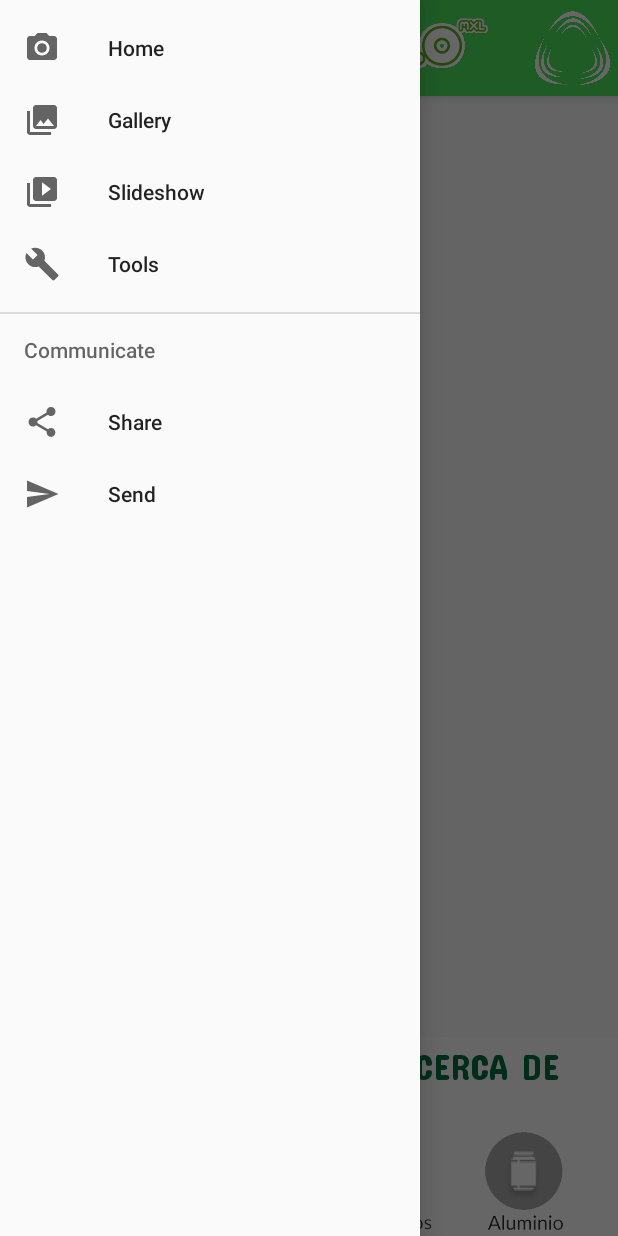
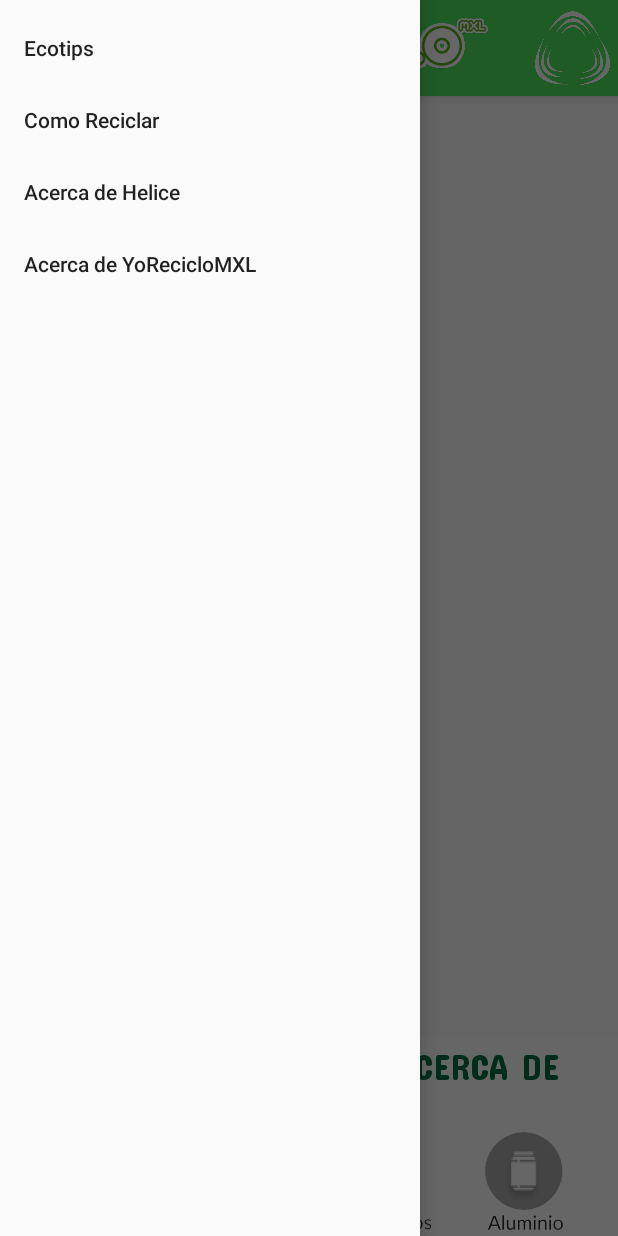
Before and after one commit to Naomiomi/yorecicloDemo, an Android app: the screen it shows after launch (MapsActivity), with the side drawer open, on a phone screen of 412 x 824 dp. Run offline under Robolectric (Android 15) with nearby library versions, the phone set to English and light mode, and no system bars; our stand-ins replace Volley; network calls fail.

Commit message:
Ya están las pantallas de Ecotips y Como Reciclar pero los botones del Navigation Drawer aún no funcionan

```diff
--- a/app/src/main/AndroidManifest.xml
+++ b/app/src/main/AndroidManifest.xml
@@ -17,12 +17,14 @@
         android:roundIcon="@mipmap/ic_launcher_round"
         android:supportsRtl="true"
         android:theme="@style/Theme.AppCompat.Light.NoActionBar">
+        <activity android:name=".ComoReciclar"></activity>
+        <activity android:name=".Ecotips" />
         <activity
             android:name=".NavigationDrawer"
             android:label="@string/title_activity_navigation_drawer"
-            android:theme="@style/NoActionBar"></activity>
+            android:theme="@style/NoActionBar" />
         <activity android:name=".MapsActivity" />
-        <activity android:name=".AcercaDeNosotros" />
+        <activity android:name=".AcercaDeHelice" />
         <!--
              The API key for Google Maps-based APIs is defined as a string resource.
              (See the file "res/values/google_maps_api.xml").
--- a/app/src/main/res/layout/activity_acerca_de_nosotros.xml
+++ b/app/src/main/res/layout/activity_acerca_de_helice.xml
@@ -4,7 +4,8 @@
     xmlns:tools="http://schemas.android.com/tools"
     android:layout_width="match_parent"
     android:layout_height="match_parent"
-    tools:context=".AcercaDeNosotros">
+    android:id="@+id/acerca_de_nosotros"
+    tools:context=".AcercaDeHelice">
 
 
     <LinearLayout
@@ -29,7 +30,7 @@
             android:padding="15dp">
 
             <include
-                layout="@layout/acerca_de_nosotros_texto"></include>
+                layout="@layout/acerca_de_helice_contenido"></include>
 
         </ScrollView>
 
--- a/app/src/main/res/layout/activity_maps.xml
+++ b/app/src/main/res/layout/activity_maps.xml
@@ -16,7 +16,7 @@
         android:layout_gravity="start"
         app:menu="@menu/activity_navigation_drawer_drawer"
         android:fitsSystemWindows="true"/>
-
+<!---->
     <fragment xmlns:android="http://schemas.android.com/apk/res/android"
         xmlns:map="http://schemas.android.com/apk/res-auto"
         xmlns:tools="http://schemas.android.com/tools"
--- a/app/src/main/res/menu/activity_navigation_drawer_drawer.xml
+++ b/app/src/main/res/menu/activity_navigation_drawer_drawer.xml
@@ -5,34 +5,18 @@
 
     <group android:checkableBehavior="single">
         <item
-            android:id="@+id/nav_home"
-            android:icon="@drawable/ic_menu_camera"
-            android:title="@string/menu_home" />
+            android:id="@+id/nav_eco_tips"
+            android:title="@string/menu_eco_tips" />
         <item
-            android:id="@+id/nav_gallery"
-            android:icon="@drawable/ic_menu_gallery"
-            android:title="@string/menu_gallery" />
+            android:id="@+id/nav_como_reciclar"
+            android:title="@string/menu_como_reciclar" />
         <item
-            android:id="@+id/nav_slideshow"
-            android:icon="@drawable/ic_menu_slideshow"
-            android:title="@string/menu_slideshow" />
+            android:id="@+id/nav_acerca_helice"
+            android:title="@string/menu_acerca_helice" />
         <item
-            android:id="@+id/nav_tools"
-            android:icon="@drawable/ic_menu_manage"
-            android:title="@string/menu_tools" />
+            android:id="@+id/nav_acerca_yoreciclo"
+            android:title="@string/menu_acerca_yoreciclo" />
+
     </group>
 
-    <item android:title="Communicate">
-        <menu>
-            <item
-                android:id="@+id/nav_share"
-                android:icon="@drawable/ic_menu_share"
-                android:title="@string/menu_share" />
-            <item
-                android:id="@+id/nav_send"
-                android:icon="@drawable/ic_menu_send"
-                android:title="@string/menu_send" />
-        </menu>
-    </item>
-
 </menu>
--- a/app/src/main/res/values/strings.xml
+++ b/app/src/main/res/values/strings.xml
@@ -18,10 +18,12 @@
     <string name="nav_header_desc">Navigation header</string>
     <string name="action_settings">Settings</string>
 
-    <string name="menu_home">Home</string>
-    <string name="menu_gallery">Gallery</string>
-    <string name="menu_slideshow">Slideshow</string>
-    <string name="menu_tools">Tools</string>
-    <string name="menu_share">Share</string>
-    <string name="menu_send">Send</string>
+    <string name="menu_eco_tips">Ecotips</string>
+    <string name="menu_como_reciclar">Como Reciclar</string>
+    <string name="menu_acerca_helice">Acerca de Helice</string>
+    <string name="menu_acerca_yoreciclo">Acerca de YoRecicloMXL</string>
+
+    <!-- TODO: Remove or change this placeholder text -->
+    <string name="hello_blank_fragment">Hello blank fragment</string>
+    <string name="menu_map">Mapa</string>
 </resources>
```
Also changed, not shown: app/src/main/java/com/example/carel/mapex/AcercaDeHelice.java (added, +14 -0 lines), app/src/main/java/com/example/carel/mapex/ComoReciclar.java (added, +13 -0 lines), app/src/main/java/com/example/carel/mapex/Ecotips.java (renamed from app/src/main/java/com/example/carel/mapex/AcercaDeNosotros.java, +2 -5 lines), app/src/main/java/com/example/carel/mapex/MapsActivity.java (+21 -19 lines), app/src/main/res/layout/activity_como_reciclar.xml (added, +29 -0 lines), app/src/main/res/layout/activity_ecotips.xml (added, +29 -0 lines), app/src/main/res/layout/como_reciclar_contenido.xml (added, +51 -0 lines), app/src/main/res/layout/ecotips_contenido.xml (added, +34 -0 lines), app/src/main/res/layout/acerca_de_helice_contenido.xml (renamed from app/src/main/res/layout/acerca_de_nosotros_texto.xml).
